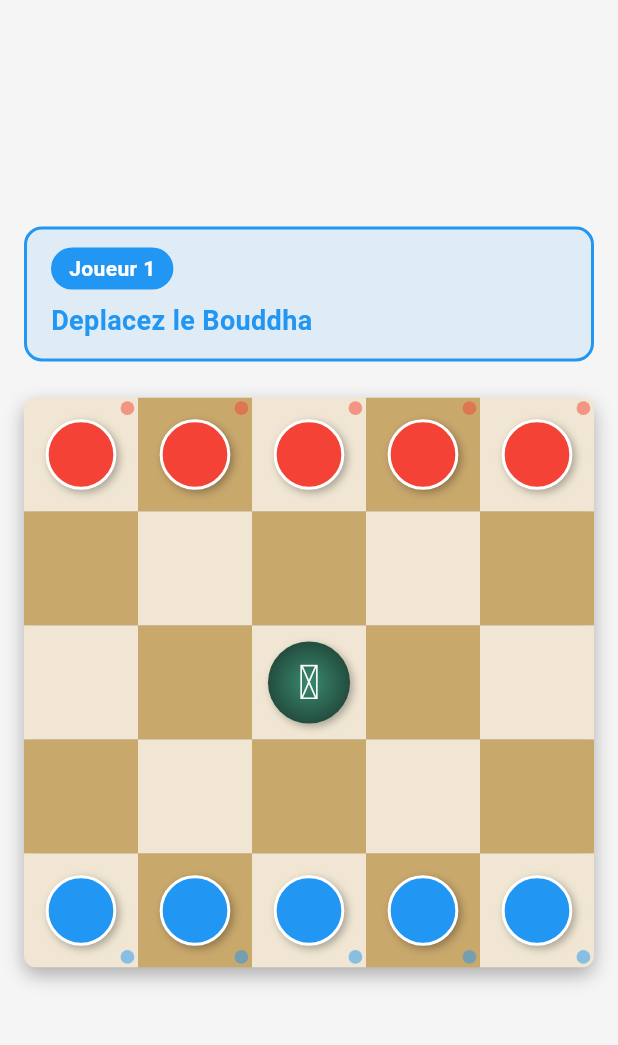
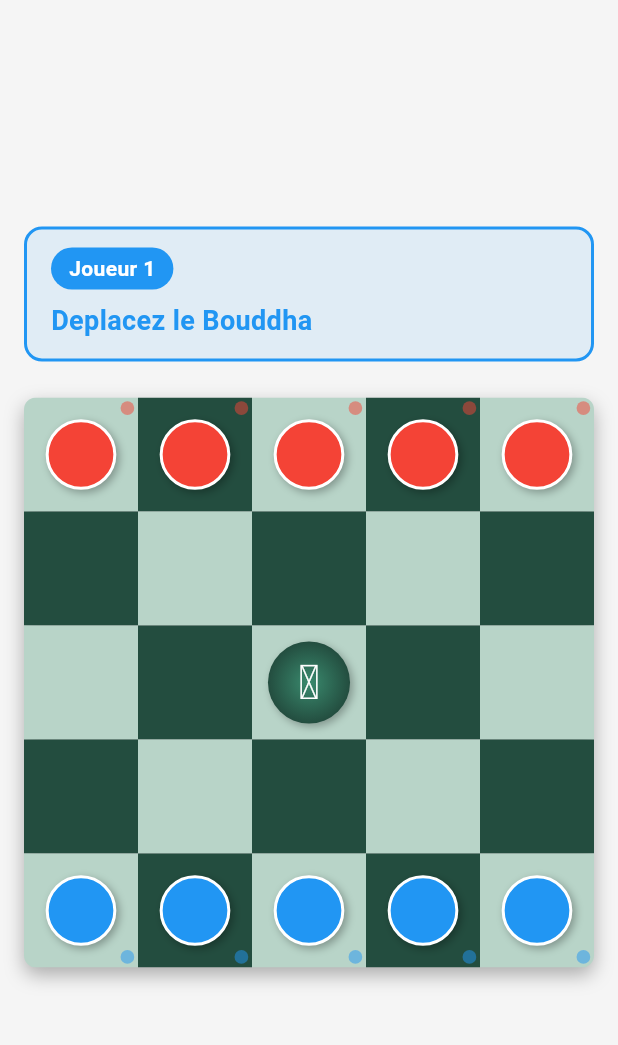
Before and after one commit to nogringo/kaptis, a Flutter app: the SetupScreen screen opened directly, scrolled down 450 dp, after a tap on "COMMENCER", on a phone screen of 412 x 824 dp, the part 63-1108 px from its top. Run offline on Flutter 3.47's test engine with Material 3 defaults, Android fonts, the phone set to English and light mode, and no system bars.

Commit message:
feat: board with theme color

```diff
--- a/lib/main.dart
+++ b/lib/main.dart
@@ -1,3 +1,4 @@
+import 'package:flutter/foundation.dart';
 import 'package:flutter/material.dart';
 import 'screens/home_screen.dart';
 import 'theme/app_colors.dart';
@@ -39,6 +40,7 @@ class AboulApp extends StatelessWidget {
         ),
         extensions: const [AppColors.dark],
       ),
+      themeMode: kDebugMode ? ThemeMode.dark : null,
       home: const HomeScreen(),
     );
   }
--- a/lib/theme/app_colors.dart
+++ b/lib/theme/app_colors.dart
@@ -107,8 +107,8 @@ class AppColors extends ThemeExtension<AppColors> {
     outlineButtonForeground: Color(0xFF1A1A2E),
     cardBorder: Color(0x19000000),
     selectedBorder: Color(0xFF234d3f),
-    boardLightCell: Color(0xFFF0E6D3),
-    boardDarkCell: Color(0xFFC9A86C),
+    boardLightCell: Color(0xFFB8D4C8),
+    boardDarkCell: Color(0xFF234d3f),
     boardBorder: Colors.transparent,
     validMoveColor: Color(0xFF2E7D32),
     selectedColor: Color(0xFFFF8F00),
@@ -141,8 +141,8 @@ class AppColors extends ThemeExtension<AppColors> {
     outlineButtonForeground: Colors.white,
     cardBorder: Color(0x19FFFFFF),
     selectedBorder: Color(0xFF234d3f),
-    boardLightCell: Color(0xFFE8D4B8),
-    boardDarkCell: Color(0xFFB58863),
+    boardLightCell: Color(0xFF4A7A68),
+    boardDarkCell: Color(0xFF1A3A2F),
     boardBorder: Colors.black26,
     validMoveColor: Colors.green,
     selectedColor: Colors.yellow,
```
